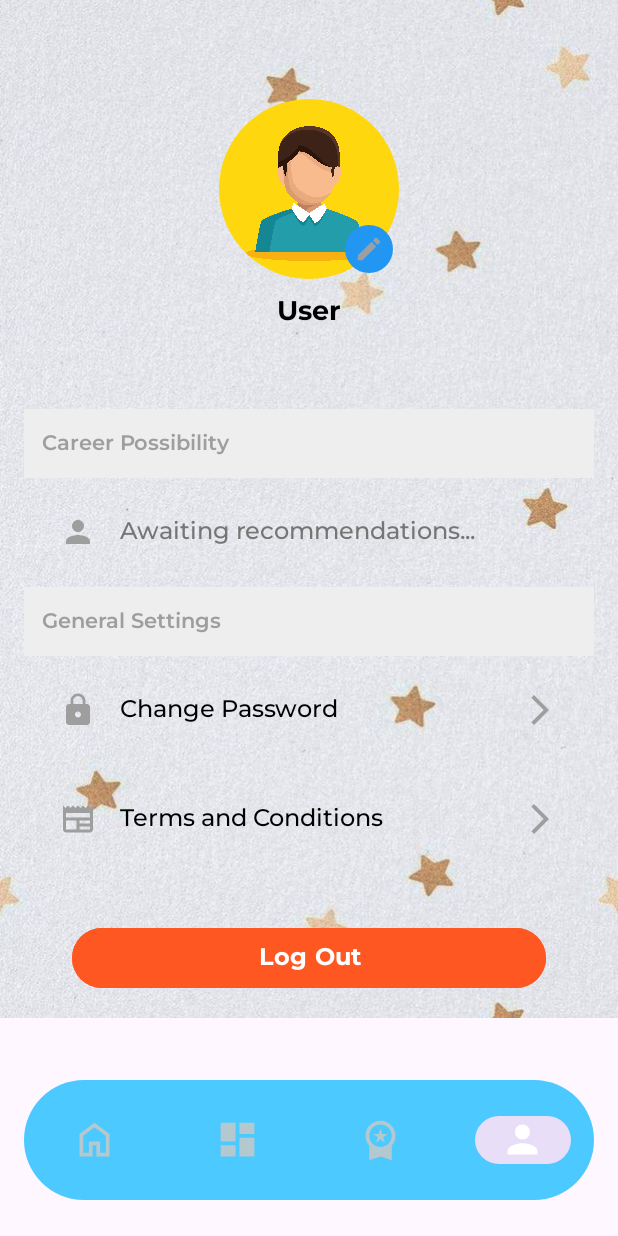
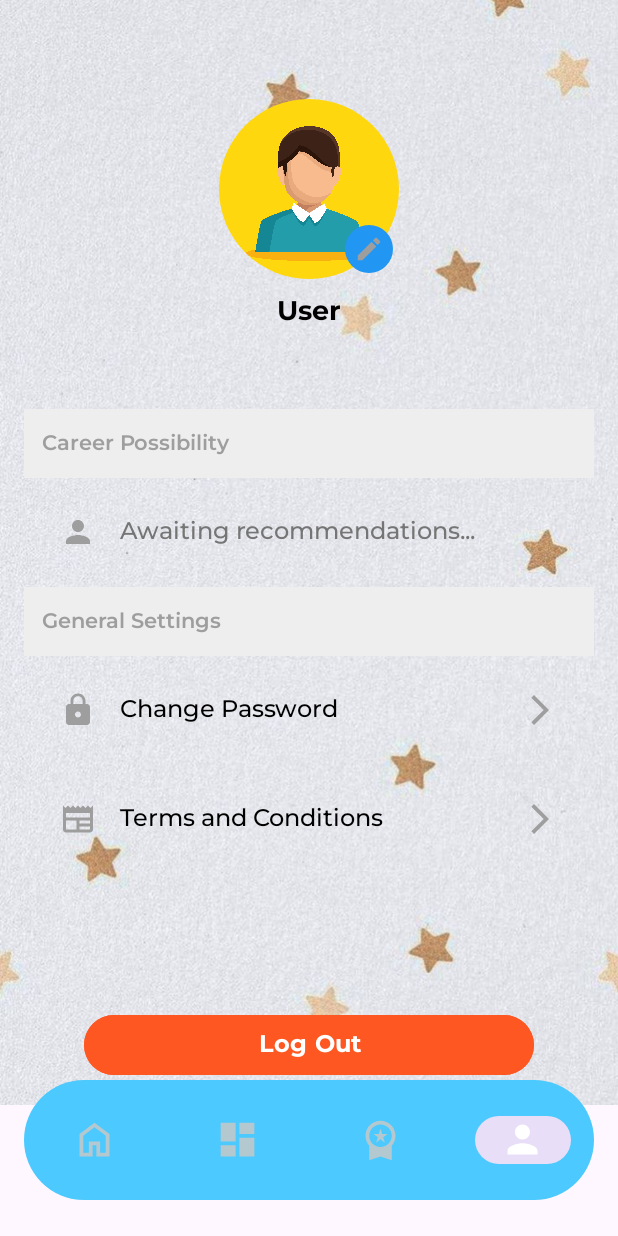
Before and after one commit to CaQu-C242-PS046/Caqu-App, an Android app: the ProfileFragment screen opened through its navigation route, on a phone screen of 412 x 824 dp. Run offline under Robolectric (Android 15) with nearby library versions, the light colour scheme and no system bars; our stand-ins replace CircleImageView, navigation-ui; 1 statement that could not run was skipped.

Commit message:
refine ui

```diff
--- a/app/src/main/res/layout/fragment_profile.xml
+++ b/app/src/main/res/layout/fragment_profile.xml
@@ -192,9 +192,9 @@
     <!-- Log Out -->
     <Button
         android:id="@+id/btnLogOut"
-        android:layout_width="0dp"
+        android:layout_width="300dp"
         android:layout_height="wrap_content"
-        android:layout_margin="32dp"
+        android:layout_marginTop="90dp"
         android:backgroundTint="#FF5722"
         android:text="Log Out"
         android:textColor="#FFFFFF"
```
